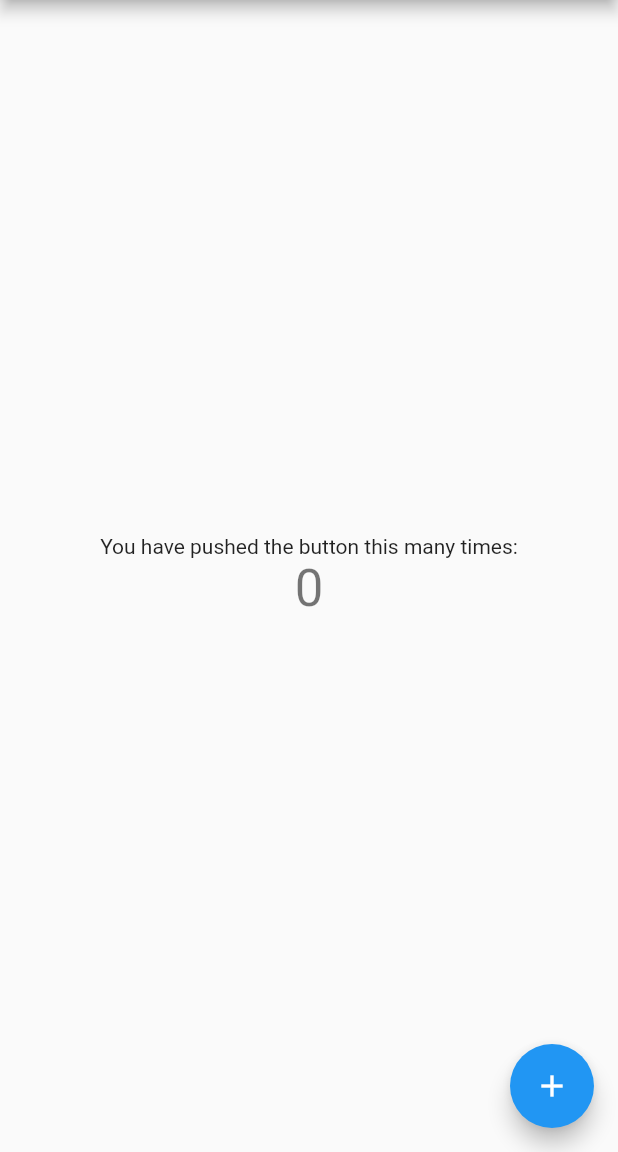
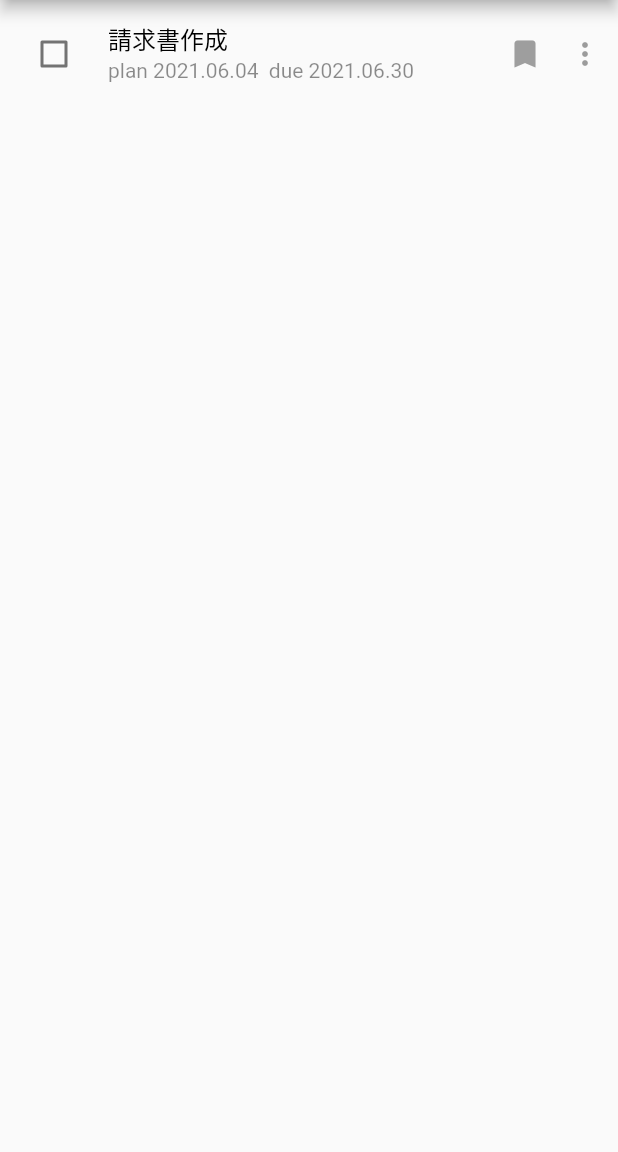
Before and after one commit to kymx1983/personal_task_mobile, a Flutter app: the screen it shows after launch, on a phone screen of 412 x 824 dp, the part 84-1236 px from its top. Run offline on Flutter 3.47's test engine with Material 2 defaults, Android fonts, the phone set to English and light mode, and no system bars.

Commit message:
トップページの作成

```diff
--- a/lib/main.dart
+++ b/lib/main.dart
@@ -50,68 +50,88 @@ class MyHomePage extends StatefulWidget {
 }
 
 class _MyHomePageState extends State<MyHomePage> {
-  int _counter = 0;
-
-  void _incrementCounter() {
-    setState(() {
-      // This call to setState tells the Flutter framework that something has
-      // changed in this State, which causes it to rerun the build method below
-      // so that the display can reflect the updated values. If we changed
-      // _counter without calling setState(), then the build method would not be
-      // called again, and so nothing would appear to happen.
-      _counter++;
-    });
-  }
+  bool _isCheck = false;
+  bool _isDoing = false;
 
   @override
   Widget build(BuildContext context) {
-    // This method is rerun every time setState is called, for instance as done
-    // by the _incrementCounter method above.
-    //
-    // The Flutter framework has been optimized to make rerunning build methods
-    // fast, so that you can just rebuild anything that needs updating rather
-    // than having to individually change instances of widgets.
     return Scaffold(
       appBar: AppBar(
-        // Here we take the value from the MyHomePage object that was created by
-        // the App.build method, and use it to set our appbar title.
         title: Text(widget.title),
       ),
-      body: Center(
-        // Center is a layout widget. It takes a single child and positions it
-        // in the middle of the parent.
+      body: Container(
         child: Column(
-          // Column is also a layout widget. It takes a list of children and
-          // arranges them vertically. By default, it sizes itself to fit its
-          // children horizontally, and tries to be as tall as its parent.
-          //
-          // Invoke "debug painting" (press "p" in the console, choose the
-          // "Toggle Debug Paint" action from the Flutter Inspector in Android
-          // Studio, or the "Toggle Debug Paint" command in Visual Studio Code)
-          // to see the wireframe for each widget.
-          //
-          // Column has various properties to control how it sizes itself and
-          // how it positions its children. Here we use mainAxisAlignment to
-          // center the children vertically; the main axis here is the vertical
-          // axis because Columns are vertical (the cross axis would be
-          // horizontal).
-          mainAxisAlignment: MainAxisAlignment.center,
-          children: <Widget>[
-            Text(
-              'You have pushed the button this many times:',
-            ),
-            Text(
-              '$_counter',
-              style: Theme.of(context).textTheme.headline4,
+          children: [
+            Row(
+              children: [
+                Container(
+                  width: 330,
+                  child: CheckboxListTile(
+                    activeColor: Colors.grey,
+                    title: Text('請求書作成',
+                        style: TextStyle(
+                            decoration: _isCheck
+                                ? TextDecoration.lineThrough
+                                : TextDecoration.none,
+                            color: _isCheck ? Colors.grey : Colors.black)),
+                    subtitle: Text(
+                      'plan 2021.06.04  due 2021.06.30',
+                      style: TextStyle(
+                          decoration: _isCheck
+                              ? TextDecoration.lineThrough
+                              : TextDecoration.none,
+                          color: _isCheck ? Colors.grey : Colors.black45),
+                    ),
+                    // secondary: new Icon(
+                    //   Icons.thumb_up,
+                    //   color: _isCheck ? Colors.orange[700] : Colors.grey[500],
+                    // ),
+                    controlAffinity: ListTileControlAffinity.leading,
+                    value: _isCheck,
+                    onChanged: (bool value) {
+                      setState(() {
+                        _isCheck = value;
+                      });
+                    },
+                  ),
+                ),
+                Container(
+                  width: 40,
+                  // child: Text("あああ"),
+                  child: IconButton(
+                    icon: Icon(
+                      Icons.bookmark,
+                      color: _isCheck
+                          ? Colors.grey
+                          : _isDoing
+                              ? Colors.blue
+                              : Colors.grey,
+
+                    ),
+                    onPressed: () {
+                      setState(() {
+                        _isDoing = !_isDoing;
+                      });
+                    },
+                  ),
+                ),
+                Container(
+                  width: 40,
+                  // child: Text("あああ"),
+                  child: IconButton(
+                    icon: Icon(Icons.more_vert),
+                  ),
+                ),
+              ],
             ),
           ],
         ),
       ),
-      floatingActionButton: FloatingActionButton(
-        onPressed: _incrementCounter,
-        tooltip: 'Increment',
-        child: Icon(Icons.add),
-      ), // This trailing comma makes auto-formatting nicer for build methods.
+      // floatingActionButton: FloatingActionButton(
+      //   onPressed: _incrementCounter,
+      //   tooltip: 'Increment',
+      //   child: Icon(Icons.add),
+      // ), // This trailing comma makes auto-formatting nicer for build methods.
     );
   }
 }
```
Also changed, not shown: lib/models/task.dart (added).
